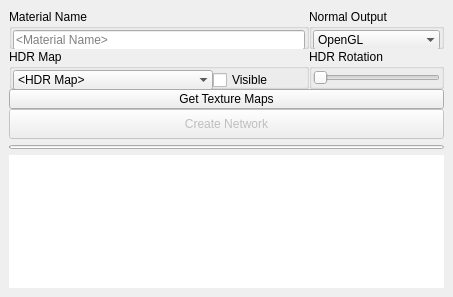
Before: the Qt Designer form mayatk/shadertk/stingray_arnold_shader.ui in m3trik/mayatk, drawn with Qt 5.
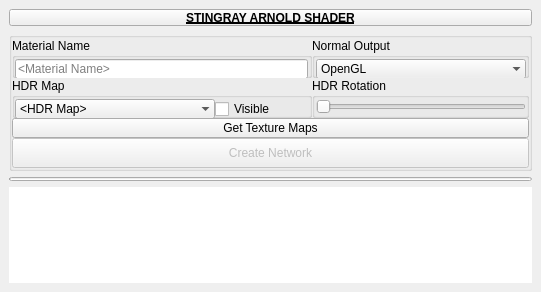
After: the same form once the commit is applied. Custom widgets are drawn as their Qt base class.

```diff
--- a/mayatk/shadertk/stingray_arnold_shader.ui
+++ b/mayatk/shadertk/stingray_arnold_shader.ui
@@ -9,8 +9,8 @@
    <rect>
     <x>0</x>
     <y>0</y>
-    <width>453</width>
-    <height>297</height>
+    <width>541</width>
+    <height>292</height>
    </rect>
   </property>
   <property name="minimumSize">
@@ -40,72 +40,152 @@
   <widget class="QWidget" name="mainWindow">
    <layout class="QVBoxLayout" name="verticalLayout">
     <item>
-     <layout class="QGridLayout" name="gridLayout_4" columnstretch="0,0,0">
+     <layout class="QVBoxLayout" name="verticalLayout_3">
+      <property name="spacing">
+       <number>6</number>
+      </property>
       <property name="sizeConstraint">
        <enum>QLayout::SetFixedSize</enum>
       </property>
-      <property name="horizontalSpacing">
-       <number>0</number>
-      </property>
-      <property name="verticalSpacing">
-       <number>6</number>
-      </property>
-      <item row="12" column="0" colspan="3">
-       <widget class="QTextEdit" name="txt001">
-        <property name="frameShape">
-         <enum>QFrame::NoFrame</enum>
+      <item>
+       <widget class="PushButtonDraggable" name="draggable_header">
+        <property name="minimumSize">
+         <size>
+          <width>19</width>
+          <height>17</height>
+         </size>
+        </property>
+        <property name="maximumSize">
+         <size>
+          <width>999</width>
+          <height>17</height>
+         </size>
+        </property>
+        <property name="font">
+         <font>
+          <weight>75</weight>
+          <bold>true</bold>
+          <underline>true</underline>
+         </font>
         </property>
-        <property name="frameShadow">
-         <enum>QFrame::Plain</enum>
+        <property name="text">
+         <string>STINGRAY ARNOLD SHADER</string>
         </property>
-        <property name="verticalScrollBarPolicy">
-         <enum>Qt::ScrollBarAlwaysOff</enum>
-        </property>
-        <property name="horizontalScrollBarPolicy">
-         <enum>Qt::ScrollBarAlwaysOff</enum>
-        </property>
-        <property name="readOnly">
+        <property name="checkable">
          <bool>true</bool>
         </property>
        </widget>
       </item>
-      <item row="1" column="0" rowspan="2" colspan="3">
-       <layout class="QGridLayout" name="gridLayout">
+      <item>
+       <widget class="QGroupBox" name="groupBox_5">
+        <property name="title">
+         <string/>
+        </property>
+        <layout class="QVBoxLayout" name="verticalLayout_4">
+         <property name="spacing">
+          <number>0</number>
+         </property>
+         <property name="leftMargin">
+          <number>0</number>
+         </property>
+         <property name="topMargin">
+          <number>0</number>
+         </property>
+         <property name="rightMargin">
+          <number>0</number>
+         </property>
+         <property name="bottomMargin">
+          <number>0</number>
+         </property>
+         <item>
+          <layout class="QGridLayout" name="gridLayout_2">
+           <property name="leftMargin">
+            <number>0</number>
+           </property>
+           <property name="rightMargin">
+            <number>0</number>
+           </property>
         <property name="horizontalSpacing">
          <number>0</number>
         </property>
-        <item row="6" column="0" colspan="4">
-         <widget class="QPushButton" name="b000">
-          <property name="enabled">
-           <bool>false</bool>
-          </property>
-          <property name="sizePolicy">
-           <sizepolicy hsizetype="Preferred" vsizetype="Fixed">
-            <horstretch>0</horstretch>
-            <verstretch>0</verstretch>
-           </sizepolicy>
-          </property>
+           <item row="1" column="3">
+            <widget class="QGroupBox" name="groupBox_1">
+             <property name="minimumSize">
+              <size>
+               <width>0</width>
+               <height>40</height>
+              </size>
+             </property>
+             <property name="title">
+              <string>Normal Output</string>
+             </property>
+             <layout class="QHBoxLayout" name="horizontalLayout_7">
+              <property name="spacing">
+               <number>1</number>
+              </property>
+              <property name="leftMargin">
+               <number>1</number>
+              </property>
+              <property name="topMargin">
+               <number>1</number>
+              </property>
+              <property name="rightMargin">
+               <number>0</number>
+              </property>
+              <property name="bottomMargin">
+               <number>1</number>
+              </property>
+              <item>
+               <widget class="ComboBox" name="cmb001">
           <property name="minimumSize">
            <size>
-            <width>200</width>
-            <height>30</height>
+                  <width>0</width>
+                  <height>20</height>
            </size>
           </property>
           <property name="maximumSize">
            <size>
-            <width>16777215</width>
-            <height>30</height>
-           </size>
-          </property>
-          <property name="layoutDirection">
-           <enum>Qt::LeftToRight</enum>
-          </property>
+                  <width>999</width>
+                  <height>20</height>
+                 </size>
+                </property>
+                <property name="toolTip">
+                 <string>Select the normal map output type.</string>
+                </property>
+                <property name="editable">
+                 <bool>false</bool>
+                </property>
+                <property name="maxVisibleItems">
+                 <number>30</number>
+                </property>
+                <property name="maxCount">
+                 <number>20</number>
+                </property>
+                <property name="insertPolicy">
+                 <enum>QComboBox::InsertAtTop</enum>
+                </property>
+                <property name="sizeAdjustPolicy">
+                 <enum>QComboBox::AdjustToContents</enum>
+                </property>
+                <property name="frame">
+                 <bool>false</bool>
+                </property>
+                <item>
           <property name="text">
-           <string>Create Network</string>
-          </property>
-         </widget>
-        </item>
-        <item row="3" column="0" colspan="4">
+                  <string>OpenGL</string>
+                 </property>
+                </item>
+                <item>
+                 <property name="text">
+                  <string>DirectX</string>
+                 </property>
+                </item>
+               </widget>
+              </item>
+             </layout>
+            </widget>
+           </item>
+           <item row="5" column="0" colspan="4">
          <widget class="QPushButton" name="b001">
           <property name="enabled">
            <bool>true</bool>
@@ -136,8 +216,39 @@
           </property>
          </widget>
         </item>
-        <item row="0" column="0" colspan="3">
-         <widget class="QGroupBox" name="groupBox">
+           <item row="8" column="0" colspan="4">
+            <widget class="QPushButton" name="b000">
+             <property name="enabled">
+              <bool>false</bool>
+             </property>
+             <property name="sizePolicy">
+              <sizepolicy hsizetype="Preferred" vsizetype="Fixed">
+               <horstretch>0</horstretch>
+               <verstretch>0</verstretch>
+              </sizepolicy>
+             </property>
+             <property name="minimumSize">
+              <size>
+               <width>200</width>
+               <height>30</height>
+              </size>
+             </property>
+             <property name="maximumSize">
+              <size>
+               <width>16777215</width>
+               <height>30</height>
+              </size>
+             </property>
+             <property name="layoutDirection">
+              <enum>Qt::LeftToRight</enum>
+             </property>
+             <property name="text">
+              <string>Create Network</string>
+             </property>
+            </widget>
+           </item>
+           <item row="1" column="0" colspan="3">
+            <widget class="QGroupBox" name="groupBox_2">
           <property name="minimumSize">
            <size>
             <width>300</width>
@@ -147,12 +258,12 @@
           <property name="title">
            <string>Material Name</string>
           </property>
-          <layout class="QHBoxLayout" name="horizontalLayout_4">
+             <layout class="QHBoxLayout" name="horizontalLayout_5">
            <property name="spacing">
             <number>1</number>
            </property>
            <property name="leftMargin">
-            <number>1</number>
+               <number>0</number>
            </property>
            <property name="topMargin">
             <number>1</number>
@@ -188,85 +299,8 @@
           </layout>
          </widget>
         </item>
-        <item row="0" column="3">
-         <widget class="QGroupBox" name="groupBox_4">
-          <property name="minimumSize">
-           <size>
-            <width>0</width>
-            <height>40</height>
-           </size>
-          </property>
-          <property name="title">
-           <string>Normal Output</string>
-          </property>
-          <layout class="QHBoxLayout" name="horizontalLayout_6">
-           <property name="spacing">
-            <number>1</number>
-           </property>
-           <property name="leftMargin">
-            <number>1</number>
-           </property>
-           <property name="topMargin">
-            <number>1</number>
-           </property>
-           <property name="rightMargin">
-            <number>1</number>
-           </property>
-           <property name="bottomMargin">
-            <number>1</number>
-           </property>
-           <item>
-            <widget class="ComboBox" name="cmb001">
-             <property name="minimumSize">
-              <size>
-               <width>0</width>
-               <height>20</height>
-              </size>
-             </property>
-             <property name="maximumSize">
-              <size>
-               <width>999</width>
-               <height>20</height>
-              </size>
-             </property>
-             <property name="toolTip">
-              <string>Select the normal map output type.</string>
-             </property>
-             <property name="editable">
-              <bool>false</bool>
-             </property>
-             <property name="maxVisibleItems">
-              <number>30</number>
-             </property>
-             <property name="maxCount">
-              <number>20</number>
-             </property>
-             <property name="insertPolicy">
-              <enum>QComboBox::InsertAtTop</enum>
-             </property>
-             <property name="sizeAdjustPolicy">
-              <enum>QComboBox::AdjustToContents</enum>
-             </property>
-             <property name="frame">
-              <bool>false</bool>
-             </property>
-             <item>
-              <property name="text">
-               <string>OpenGL</string>
-              </property>
-             </item>
-             <item>
-              <property name="text">
-               <string>DirectX</string>
-              </property>
-             </item>
-            </widget>
-           </item>
-          </layout>
-         </widget>
-        </item>
-        <item row="2" column="0" colspan="3">
-         <widget class="QGroupBox" name="groupBox_2">
+           <item row="3" column="0" colspan="3">
+            <widget class="QGroupBox" name="groupBox_3">
           <property name="minimumSize">
            <size>
             <width>0</width>
@@ -276,12 +310,12 @@
           <property name="title">
            <string>HDR Map</string>
           </property>
-          <layout class="QHBoxLayout" name="horizontalLayout_3">
+             <layout class="QHBoxLayout" name="horizontalLayout_8">
            <property name="spacing">
             <number>0</number>
            </property>
            <property name="leftMargin">
-            <number>1</number>
+               <number>0</number>
            </property>
            <property name="topMargin">
             <number>1</number>
@@ -353,8 +387,8 @@
           </layout>
          </widget>
         </item>
-        <item row="2" column="3">
-         <widget class="QGroupBox" name="groupBox_3">
+           <item row="3" column="3">
+            <widget class="QGroupBox" name="groupBox_4">
           <property name="minimumSize">
            <size>
             <width>0</width>
@@ -364,7 +398,7 @@
           <property name="title">
            <string>HDR Rotation</string>
           </property>
-          <layout class="QHBoxLayout" name="horizontalLayout_2">
+             <layout class="QHBoxLayout" name="horizontalLayout_9">
            <property name="spacing">
             <number>0</number>
            </property>
@@ -375,7 +409,7 @@
             <number>1</number>
            </property>
            <property name="rightMargin">
-            <number>1</number>
+               <number>0</number>
            </property>
            <property name="bottomMargin">
             <number>1</number>
@@ -398,7 +432,10 @@
         </item>
        </layout>
       </item>
-      <item row="4" column="0" colspan="3">
+        </layout>
+       </widget>
+      </item>
+      <item>
        <layout class="QVBoxLayout" name="verticalLayout_2">
         <property name="spacing">
          <number>0</number>
@@ -425,14 +462,51 @@
           </property>
          </widget>
         </item>
+        <item>
+         <spacer name="verticalSpacer">
+          <property name="orientation">
+           <enum>Qt::Vertical</enum>
+          </property>
+          <property name="sizeHint" stdset="0">
+           <size>
+            <width>20</width>
+            <height>40</height>
+           </size>
+          </property>
+         </spacer>
+        </item>
        </layout>
       </item>
+      <item>
+       <widget class="QTextEdit" name="txt001">
+        <property name="frameShape">
+         <enum>QFrame::NoFrame</enum>
+        </property>
+        <property name="frameShadow">
+         <enum>QFrame::Plain</enum>
+        </property>
+        <property name="verticalScrollBarPolicy">
+         <enum>Qt::ScrollBarAlwaysOff</enum>
+        </property>
+        <property name="horizontalScrollBarPolicy">
+         <enum>Qt::ScrollBarAlwaysOff</enum>
+        </property>
+        <property name="readOnly">
+         <bool>true</bool>
+        </property>
+       </widget>
+      </item>
      </layout>
     </item>
    </layout>
   </widget>
  </widget>
  <customwidgets>
+  <customwidget>
+   <class>PushButtonDraggable</class>
+   <extends>QPushButton</extends>
+   <header>widgets.pushbuttondraggable.h</header>
+  </customwidget>
   <customwidget>
    <class>ComboBox</class>
    <extends>QComboBox</extends>
```
Lines whose indentation alone changed are shown as unchanged.
